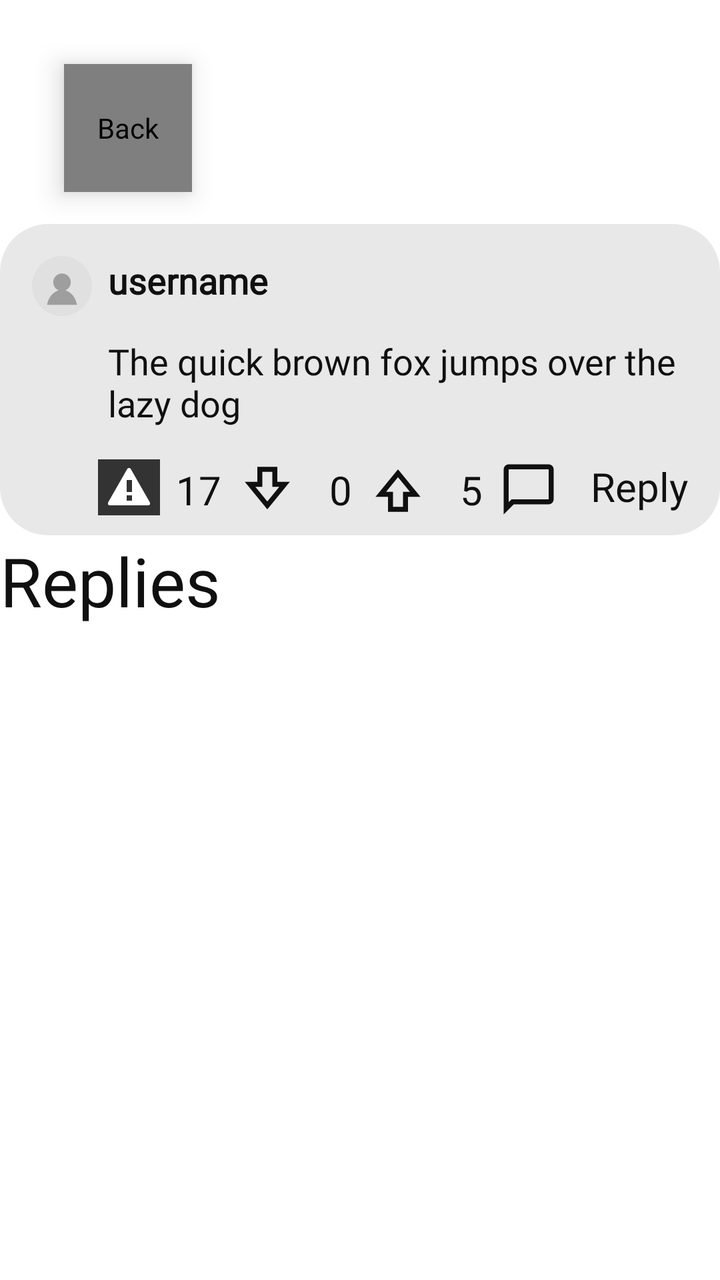
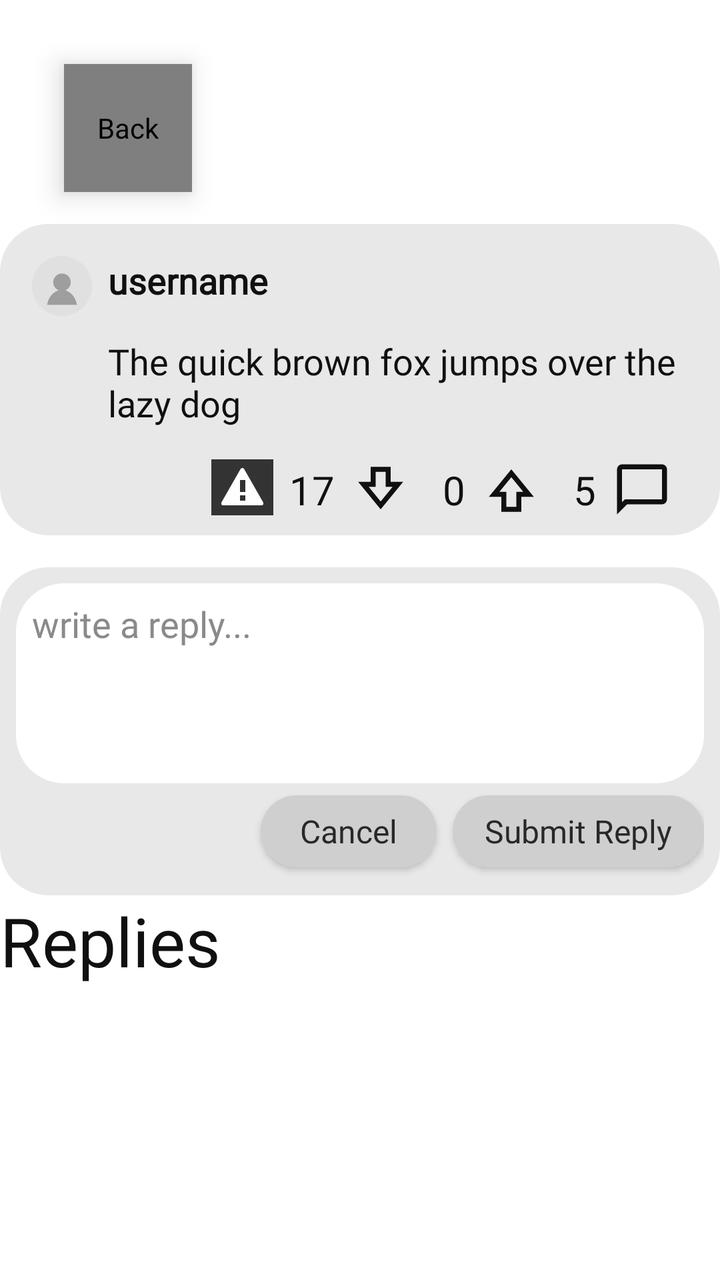

An Android layout rendered at two revisions. The XML below is the earlier revision; the diff shows what the commit changed to produce the second picture.
<!-- AndroidManifest.xml: application theme Theme.RateMyProfessor -->
<!-- res/layout/fragment_reply.xml -->
<?xml version="1.0" encoding="utf-8"?>
<androidx.constraintlayout.widget.ConstraintLayout xmlns:android="http://schemas.android.com/apk/res/android"
    xmlns:app="http://schemas.android.com/apk/res-auto"
    xmlns:tools="http://schemas.android.com/tools"
    android:layout_width="match_parent"
    android:layout_height="match_parent"
    android:background="@color/surface"
    tools:context=".Fragments.ReplyFragment">

    <com.example.liquidglass.LiquidGlassFab
        android:id="@+id/back_button"
        android:layout_width="64dp"
        android:layout_height="64dp"
        android:layout_marginStart="32dp"
        android:layout_marginTop="32dp"
        android:contentDescription="@string/back"
        android:elevation="8dp"
        android:src="@drawable/go_back_icon"
        app:adaptiveTint="true"
        app:bevelWidth="8dp"
        app:cornerRadius="32dp"
        app:dispersionStrength="0.08"
        app:glassMaterial="regular"
        app:layout_constraintStart_toStartOf="parent"
        app:layout_constraintTop_toTopOf="parent"
        app:refractionHeight="28dp" />

    <include
        android:id="@+id/main_comment"
        layout="@layout/item_comment"
        android:layout_width="0dp"
        android:layout_height="wrap_content"
        android:layout_marginTop="16dp"
        app:layout_constraintEnd_toEndOf="parent"
        app:layout_constraintStart_toStartOf="parent"
        app:layout_constraintTop_toBottomOf="@id/back_button" />

    <TextView
        android:id="@+id/textView2"
        android:layout_width="match_parent"
        android:layout_height="wrap_content"
        android:text="Replies"
        android:textAppearance="@style/TextAppearance.AppCompat.Display1"
        android:textColor="@color/text_primary"
        app:layout_constraintEnd_toEndOf="parent"
        app:layout_constraintStart_toStartOf="parent"
        app:layout_constraintTop_toBottomOf="@+id/main_comment" />

    <androidx.recyclerview.widget.RecyclerView
        android:id="@+id/answer_list"
        android:layout_width="0dp"
        android:layout_height="0dp"
        android:layout_marginTop="1dp"
        android:clipToPadding="false"
        android:paddingBottom="112dp"
        app:layout_constraintBottom_toBottomOf="parent"
        app:layout_constraintEnd_toEndOf="parent"
        app:layout_constraintStart_toStartOf="parent"
        app:layout_constraintTop_toBottomOf="@+id/textView2" />

</androidx.constraintlayout.widget.ConstraintLayout>
<!-- res/layout/item_comment.xml (included above) -->
<?xml version="1.0" encoding="utf-8"?>
<androidx.constraintlayout.widget.ConstraintLayout xmlns:android="http://schemas.android.com/apk/res/android"
    android:layout_width="match_parent"
    android:layout_height="wrap_content"
    xmlns:app="http://schemas.android.com/apk/res-auto"
    xmlns:tools="http://schemas.android.com/tools"
    android:background="@drawable/rounded_box"
    android:padding="8dp"
    android:layout_marginTop="8dp">

    <TextView
        android:id="@+id/user_name"
        android:layout_width="wrap_content"
        android:layout_height="wrap_content"
        android:layout_marginStart="8dp"
        android:background="@drawable/rounded_box"
        android:fontFamily="@font/inter_bold"
        android:paddingTop="8dp"
        android:paddingBottom="8dp"
        android:text="username"
        android:textColor="@color/text_primary"
        android:textSize="18sp"
        android:textStyle="bold"
        app:layout_constraintStart_toEndOf="@+id/profile_picture"
        app:layout_constraintTop_toTopOf="parent" />

    <ImageView
        android:id="@+id/profile_picture"
        android:layout_width="30dp"
        android:layout_height="30dp"
        android:layout_marginStart="8dp"
        android:layout_marginTop="8dp"
        app:layout_constraintStart_toStartOf="parent"
        app:layout_constraintTop_toTopOf="parent"
        android:src="@drawable/profile_placeholder" />

    <TextView
        android:id="@+id/content_text"
        android:layout_width="0dp"
        android:layout_height="wrap_content"
        android:layout_marginStart="8dp"
        android:layout_marginEnd="8dp"
        android:background="@drawable/rounded_box"
        android:fontFamily="@font/inter"
        android:paddingTop="8dp"
        android:paddingBottom="8dp"
        android:text="The quick brown fox jumps over the lazy dog"
        android:textColor="@color/text_primary"
        android:textSize="18sp"
        app:layout_constraintEnd_toEndOf="parent"
        app:layout_constraintStart_toEndOf="@+id/profile_picture"
        app:layout_constraintTop_toBottomOf="@id/user_name" />

    <ImageView
        android:id="@+id/comments_icon"
        android:layout_width="30dp"
        android:layout_height="30dp"
        android:layout_marginTop="8dp"
        android:layout_marginRight="16dp"
        android:src="@drawable/comment_bubble_icon"
        app:layout_constraintRight_toLeftOf="@id/reply_button"
        app:layout_constraintTop_toBottomOf="@id/content_text" />

    <TextView
        android:id="@+id/comments_num"
        android:layout_width="wrap_content"
        android:layout_height="wrap_content"
        android:layout_marginEnd="8dp"
        android:fontFamily="@font/inter_bold"
        android:text="5"
        android:textColor="@color/text_primary"
        android:textSize="20sp"
        app:layout_constraintBottom_toBottomOf="@+id/comments_icon"
        app:layout_constraintEnd_toStartOf="@+id/comments_icon"
        app:layout_constraintTop_toTopOf="@+id/comments_icon" />

    <ImageView
        android:id="@+id/upvote_icon"
        android:layout_width="30dp"
        android:layout_height="30dp"
        android:layout_marginEnd="16dp"
        android:src="@drawable/upvote_icon"
        app:layout_constraintBottom_toBottomOf="@+id/comments_icon"
        app:layout_constraintEnd_toStartOf="@id/comments_num"
        app:layout_constraintTop_toTopOf="@+id/comments_icon" />

    <TextView
        android:id="@+id/upvotes_num"
        android:layout_width="wrap_content"
        android:layout_height="wrap_content"
        android:layout_marginEnd="8dp"
        android:fontFamily="@font/inter_bold"
        android:text="0"
        android:textColor="@color/text_primary"
        android:textSize="20sp"
        app:layout_constraintBottom_toBottomOf="@+id/comments_icon"
        app:layout_constraintEnd_toStartOf="@+id/upvote_icon"
        app:layout_constraintTop_toTopOf="@+id/comments_icon" />

    <ImageView
        android:id="@+id/downvote_icon"
        android:layout_width="30dp"
        android:layout_height="30dp"
        android:layout_marginEnd="16dp"
        android:src="@drawable/downvote_icon"
        app:layout_constraintBottom_toBottomOf="@+id/comments_icon"
        app:layout_constraintEnd_toStartOf="@id/upvotes_num"
        app:layout_constraintTop_toTopOf="@+id/comments_icon" />

    <TextView
        android:id="@+id/downvotes_num"
        android:layout_width="wrap_content"
        android:layout_height="wrap_content"
        android:layout_marginEnd="8dp"
        android:fontFamily="@font/inter_bold"
        android:text="17"
        android:textColor="@color/text_primary"
        android:textSize="20sp"
        app:layout_constraintBottom_toBottomOf="@+id/comments_icon"
        app:layout_constraintEnd_toStartOf="@+id/downvote_icon"
        app:layout_constraintTop_toTopOf="@+id/comments_icon" />

    <TextView
        android:id="@+id/reply_button"
        android:layout_width="wrap_content"
        android:layout_height="wrap_content"
        android:layout_marginEnd="8dp"
        android:fontFamily="@font/inter_bold"
        android:text="Reply"
        android:textColor="@color/text_primary"
        android:textSize="20sp"
        app:layout_constraintEnd_toEndOf="parent"
        app:layout_constraintTop_toTopOf="@+id/comments_icon" />

    <include
        android:id="@+id/comment_box"
        layout="@layout/item_reply"
        android:layout_width="match_parent"
        android:layout_height="wrap_content"
        android:layout_marginTop="16dp"
        android:visibility="gone"
        app:layout_constraintEnd_toEndOf="parent"
        app:layout_constraintStart_toStartOf="parent"
        app:layout_constraintTop_toBottomOf="@+id/reply_button" />

    <ImageButton
        android:id="@+id/report_button"
        android:layout_width="31dp"
        android:layout_height="28dp"
        android:layout_marginEnd="8dp"
        android:background="#333333"
        app:layout_constraintEnd_toStartOf="@+id/downvotes_num"
        app:layout_constraintTop_toTopOf="@+id/reply_button"
        app:srcCompat="@android:drawable/stat_sys_warning" />


</androidx.constraintlayout.widget.ConstraintLayout>
<!-- res/layout/item_reply.xml (included above) -->
<?xml version="1.0" encoding="utf-8"?>
<androidx.constraintlayout.widget.ConstraintLayout xmlns:android="http://schemas.android.com/apk/res/android"
    android:layout_width="match_parent"
    android:layout_height="wrap_content"
    xmlns:app="http://schemas.android.com/apk/res-auto"
    xmlns:tools="http://schemas.android.com/tools"
    android:background="@drawable/rounded_box"
    android:padding="8dp">

    <ImageView
        android:id="@+id/profile_picture"
        android:layout_width="30dp"
        android:layout_height="30dp"
        android:layout_marginStart="8dp"
        android:layout_marginTop="8dp"
        app:layout_constraintStart_toStartOf="parent"
        app:layout_constraintTop_toTopOf="parent"
        android:src="@drawable/profile_placeholder" />

    <EditText
        android:id="@+id/reply_text"
        android:layout_width="0dp"
        android:layout_height="wrap_content"
        android:layout_marginStart="8dp"
        android:layout_marginEnd="8dp"
        android:background="@drawable/rounded_box"
        android:fontFamily="@font/inter"
        android:hint="Reply"
        android:paddingTop="8dp"
        android:paddingBottom="8dp"
        android:minHeight="48dp"
        android:textColor="@color/text_primary"
        android:textColorHint="@color/text_muted"
        android:textSize="18sp"
        app:layout_constraintEnd_toEndOf="parent"
        app:layout_constraintStart_toEndOf="@+id/profile_picture"
        app:layout_constraintTop_toTopOf="parent" />

    <TextView
        android:id="@+id/send_reply"
        android:layout_width="wrap_content"
        android:layout_height="wrap_content"
        android:layout_marginTop="8dp"
        android:layout_marginEnd="8dp"
        android:layout_marginBottom="8dp"
        android:fontFamily="@font/inter_bold"
        android:text="Reply"
        android:textColor="@color/text_primary"
        android:textSize="20sp"
        app:layout_constraintBottom_toBottomOf="parent"
        app:layout_constraintEnd_toEndOf="parent"
        app:layout_constraintTop_toBottomOf="@+id/reply_text" />

    <TextView
        android:id="@+id/cancel_button"
        android:layout_width="wrap_content"
        android:layout_height="wrap_content"
        android:layout_marginTop="8dp"
        android:layout_marginEnd="16dp"
        android:layout_marginBottom="8dp"
        android:fontFamily="@font/inter_bold"
        android:text="Cancel"
        android:textColor="@color/text_primary"
        android:textSize="20sp"
        app:layout_constraintBottom_toBottomOf="parent"
        app:layout_constraintEnd_toStartOf="@+id/send_reply"
        app:layout_constraintTop_toBottomOf="@+id/reply_text"
        app:layout_constraintVertical_bias="1.0" />

</androidx.constraintlayout.widget.ConstraintLayout>
<!-- resources referenced by this layout -->
<resources>
  <color name="surface">#FFFFFFFF</color>
  <color name="text_muted">#FF5F5D5D</color>
  <color name="text_primary">#FF101010</color>
  <!-- drawable comment_bubble_icon (drawable) -->
  <vector xmlns:android="http://schemas.android.com/apk/res/android" android:height="24dp" android:tint="@color/icon_tint" android:viewportHeight="960" android:viewportWidth="960" android:width="24dp">
        
      <path android:fillColor="@android:color/white" android:pathData="M80,880L80,160Q80,127 103.5,103.5Q127,80 160,80L800,80Q833,80 856.5,103.5Q880,127 880,160L880,640Q880,673 856.5,696.5Q833,720 800,720L240,720L80,880ZM206,640L800,640Q800,640 800,640Q800,640 800,640L800,160Q800,160 800,160Q800,160 800,160L160,160Q160,160 160,160Q160,160 160,160L160,685L206,640ZM160,640L160,640L160,160Q160,160 160,160Q160,160 160,160L160,160Q160,160 160,160Q160,160 160,160L160,640Q160,640 160,640Q160,640 160,640Z"/>
      
  </vector>
  <!-- drawable downvote_icon (drawable) -->
  <vector xmlns:android="http://schemas.android.com/apk/res/android" android:height="24dp" android:tint="@color/icon_tint" android:viewportHeight="960" android:viewportWidth="960" android:width="24dp">
  
      <group
          android:pivotX="480"
          android:pivotY="480"
          android:rotation="180">
  
          <path android:fillColor="@android:color/white" android:pathData="M320,840L320,600L120,600L480,160L840,600L640,600L640,840L320,840ZM400,760L560,760L560,520L671,520L480,286L289,520L400,520L400,760ZM480,520L480,520L480,520L480,520L480,520L480,520L480,520Z"/>
      </group>
  
  </vector>
  <!-- drawable go_back_icon (drawable) -->
  <vector xmlns:android="http://schemas.android.com/apk/res/android"
      android:width="18dp"
      android:height="33.6dp"
      android:viewportWidth="15"
      android:viewportHeight="28">
    <path
        android:pathData="M12.896,1.25L1.982,12.164C1.006,13.14 1.006,14.723 1.982,15.7L12.896,26.614"
        android:strokeWidth="2.5"
        android:fillColor="#00000000"
        android:strokeColor="@color/icon_tint"
        android:strokeLineCap="round" />
  </vector>
  <!-- drawable profile_placeholder (drawable) -->
  <vector xmlns:android="http://schemas.android.com/apk/res/android"
      android:width="96dp"
      android:height="96dp"
      android:viewportWidth="96"
      android:viewportHeight="96">
  
      
      <path
          android:fillColor="#E0E0E0"
          android:pathData="M48,48m-48,0a48,48 0,1 1,96 0a48,48 0,1 1,-96 0" />
  
      
      <path
          android:fillColor="#9E9E9E"
          android:pathData="M48,42m-14,0a14,14 0,1 1,28 0a14,14 0,1 1,-28 0" />
  
      
      <path
          android:fillColor="#9E9E9E"
          android:pathData="M24,78c3,-16 14,-24 24,-24s21,8 24,24z" />
  
  </vector>
  <!-- drawable rounded_box (drawable) -->
  <shape xmlns:android="http://schemas.android.com/apk/res/android">
  
      <solid android:color="@color/surface_container"/>
  
      <corners android:radius="24dp"/>
  
  </shape>
  <!-- drawable upvote_icon (drawable) -->
  <vector xmlns:android="http://schemas.android.com/apk/res/android" android:height="24dp" android:tint="@color/icon_tint" android:viewportHeight="960" android:viewportWidth="960" android:width="24dp">
        
      <path android:fillColor="@android:color/white" android:pathData="M320,840L320,600L120,600L480,160L840,600L640,600L640,840L320,840ZM400,760L560,760L560,520L671,520L480,286L289,520L400,520L400,760ZM480,520L480,520L480,520L480,520L480,520L480,520L480,520Z"/>
      
  </vector>
  <string name="back">Back</string>
  <color name="icon_tint">#FF101010</color>
  <color name="surface_container">#FFE8E8E8</color>
  <color name="text_on_inverse">#FFFFFFFF</color>
  <color name="danger">#FFB3261E</color>
  <color name="text_hint">#FF8A8A8A</color>
  <!-- unchanged entries left out for length: 1 -->
</resources>

<!-- the commit's change to res/layout/fragment_reply.xml (unified diff, before → after) -->
@@ -44,7 +44,71 @@
         android:textColor="@color/text_primary"
         app:layout_constraintEnd_toEndOf="parent"
         app:layout_constraintStart_toStartOf="parent"
-        app:layout_constraintTop_toBottomOf="@+id/main_comment" />
+        app:layout_constraintTop_toBottomOf="@+id/reply_input" />
+
+    <androidx.constraintlayout.widget.ConstraintLayout
+        android:id="@+id/reply_input"
+        android:layout_width="0dp"
+        android:layout_height="wrap_content"
+        android:layout_marginTop="16dp"
+        android:background="@drawable/rounded_box"
+        android:padding="8dp"
+        app:layout_constraintEnd_toEndOf="parent"
+        app:layout_constraintStart_toStartOf="parent"
+        app:layout_constraintTop_toBottomOf="@id/main_comment">
+
+        <EditText
+            android:id="@+id/input_reply"
+            android:layout_width="0dp"
+            android:layout_height="100dp"
+            android:background="@drawable/rounded_box_dark"
+            android:fontFamily="@font/inter_bold"
+            android:gravity="top|start"
+            android:hint="write a reply..."
+            android:paddingStart="8dp"
+            android:paddingTop="8dp"
+            android:paddingEnd="8dp"
+            android:textColor="@color/text_primary"
+            android:textColorHint="@color/text_hint"
+            app:layout_constraintEnd_toEndOf="parent"
+            app:layout_constraintStart_toStartOf="parent"
+            app:layout_constraintTop_toTopOf="parent" />
+
+        <com.google.android.material.button.MaterialButton
+            android:id="@+id/submit_reply"
+            android:layout_width="wrap_content"
+            android:layout_height="wrap_content"
+            android:fontFamily="@font/inter_bold"
+            android:letterSpacing="0"
+            android:text="Submit Reply"
+            android:textAllCaps="false"
+            android:textColor="#282828"
+            android:textSize="16sp"
+            android:typeface="normal"
+            app:backgroundTint="#CFCFCF"
+            app:cornerRadius="24dp"
+            app:layout_constraintEnd_toEndOf="parent"
+            app:layout_constraintTop_toBottomOf="@id/input_reply" />
+
+        <com.google.android.material.button.MaterialButton
+            android:id="@+id/cancel_reply"
+            android:layout_width="wrap_content"
+            android:layout_height="wrap_content"
+            android:layout_marginEnd="8dp"
+            android:fontFamily="@font/inter_bold"
+            android:letterSpacing="0"
+            android:text="Cancel"
+            android:textAllCaps="false"
+            android:textColor="#282828"
+            android:textSize="16sp"
+            android:typeface="normal"
+            app:backgroundTint="#CFCFCF"
+            app:cornerRadius="24dp"
+            app:layout_constraintBottom_toBottomOf="@id/submit_reply"
+            app:layout_constraintEnd_toStartOf="@id/submit_reply"
+            app:layout_constraintTop_toTopOf="@id/submit_reply" />
+
+    </androidx.constraintlayout.widget.ConstraintLayout>
 
     <androidx.recyclerview.widget.RecyclerView
         android:id="@+id/answer_list"
@@ -120,7 +184,7 @@
         android:layout_marginTop="8dp"
         android:layout_marginRight="16dp"
         android:src="@drawable/comment_bubble_icon"
-        app:layout_constraintRight_toLeftOf="@id/reply_button"
+        app:layout_constraintEnd_toEndOf="parent"
         app:layout_constraintTop_toBottomOf="@id/content_text" />
 
     <TextView
@@ -182,17 +246,6 @@
         app:layout_constraintEnd_toStartOf="@+id/downvote_icon"
         app:layout_constraintTop_toTopOf="@+id/comments_icon" />
 
-    <TextView
-        android:id="@+id/reply_button"
-        android:layout_width="wrap_content"
-        android:layout_height="wrap_content"
-        android:layout_marginEnd="8dp"
-        android:fontFamily="@font/inter_bold"
-        android:text="Reply"
-        android:textColor="@color/text_primary"
-        android:textSize="20sp"
-        app:layout_constraintEnd_toEndOf="parent"
-        app:layout_constraintTop_toTopOf="@+id/comments_icon" />
 
     <include
         android:id="@+id/comment_box"
@@ -203,7 +256,7 @@
         android:visibility="gone"
         app:layout_constraintEnd_toEndOf="parent"
         app:layout_constraintStart_toStartOf="parent"
-        app:layout_constraintTop_toBottomOf="@+id/reply_button" />
+        app:layout_constraintTop_toBottomOf="@+id/comments_icon" />
 
     <ImageButton
         android:id="@+id/report_button"
@@ -212,7 +265,7 @@
         android:layout_marginEnd="8dp"
         android:background="#333333"
         app:layout_constraintEnd_toStartOf="@+id/downvotes_num"
-        app:layout_constraintTop_toTopOf="@+id/reply_button"
+        app:layout_constraintTop_toTopOf="@+id/comments_icon"
         app:srcCompat="@android:drawable/stat_sys_warning" />
 
 
<!-- resource entries referenced after the edit -->
@@ -65,6 +65,14 @@
       <corners android:radius="24dp"/>
   
   </shape>
+  <!-- drawable rounded_box_dark (drawable) -->
+  <shape xmlns:android="http://schemas.android.com/apk/res/android">
+  
+      <solid android:color="@color/surface"/>
+  
+      <corners android:radius="24dp"/>
+  
+  </shape>
   <!-- drawable upvote_icon (drawable) -->
   <vector xmlns:android="http://schemas.android.com/apk/res/android" android:height="24dp" android:tint="@color/icon_tint" android:viewportHeight="960" android:viewportWidth="960" android:width="24dp">
         
